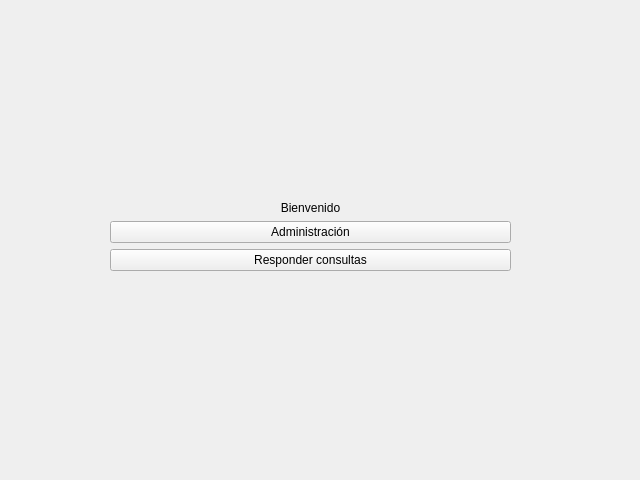
r4ulill0/gui_dbjudge, file sql_judge/view/qt_view/main_menu_view.ui: the form before one commit.
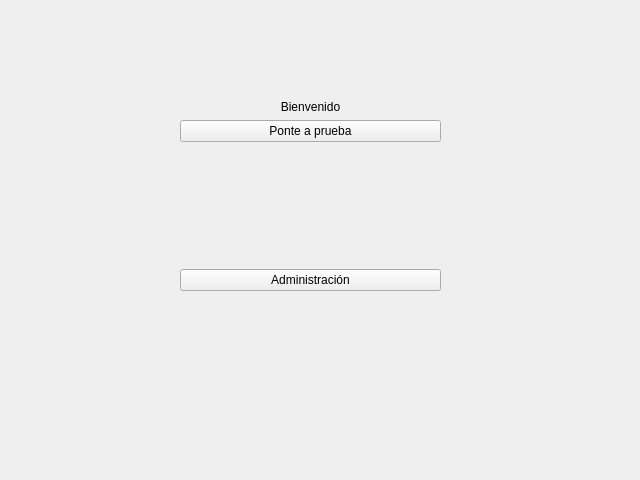
The form after the commit.

Commit message: added basic new scene menus and navigation

What changed in the file:
```diff
--- a/sql_judge/view/qt_view/main_menu_view.ui
+++ b/sql_judge/view/qt_view/main_menu_view.ui
@@ -16,27 +16,13 @@
   <widget class="QWidget" name="gridLayoutWidget">
    <property name="geometry">
     <rect>
-     <x>110</x>
-     <y>80</y>
-     <width>401</width>
+     <x>180</x>
+     <y>100</y>
+     <width>261</width>
      <height>191</height>
     </rect>
    </property>
    <layout class="QGridLayout" name="gridLayout">
-    <item row="3" column="0">
-     <widget class="QPushButton" name="user_menu_button">
-      <property name="text">
-       <string>Responder consultas</string>
-      </property>
-     </widget>
-    </item>
-    <item row="2" column="0">
-     <widget class="QPushButton" name="admin_menu_button">
-      <property name="text">
-       <string>Administración</string>
-      </property>
-     </widget>
-    </item>
     <item row="1" column="0">
      <widget class="QLabel" name="label">
       <property name="text">
@@ -47,7 +33,7 @@
       </property>
      </widget>
     </item>
-    <item row="0" column="0">
+    <item row="4" column="0">
      <spacer name="verticalSpacer">
       <property name="orientation">
        <enum>Qt::Vertical</enum>
@@ -60,6 +46,20 @@
       </property>
      </spacer>
     </item>
+    <item row="2" column="0">
+     <widget class="QPushButton" name="user_menu_button">
+      <property name="text">
+       <string>Ponte a prueba</string>
+      </property>
+     </widget>
+    </item>
+    <item row="5" column="0">
+     <widget class="QPushButton" name="admin_menu_button">
+      <property name="text">
+       <string>Administración</string>
+      </property>
+     </widget>
+    </item>
    </layout>
   </widget>
  </widget>
```
Left out of the diff: 2 changed lines with no effect on the pictures. The commit also changes 19 other files.
